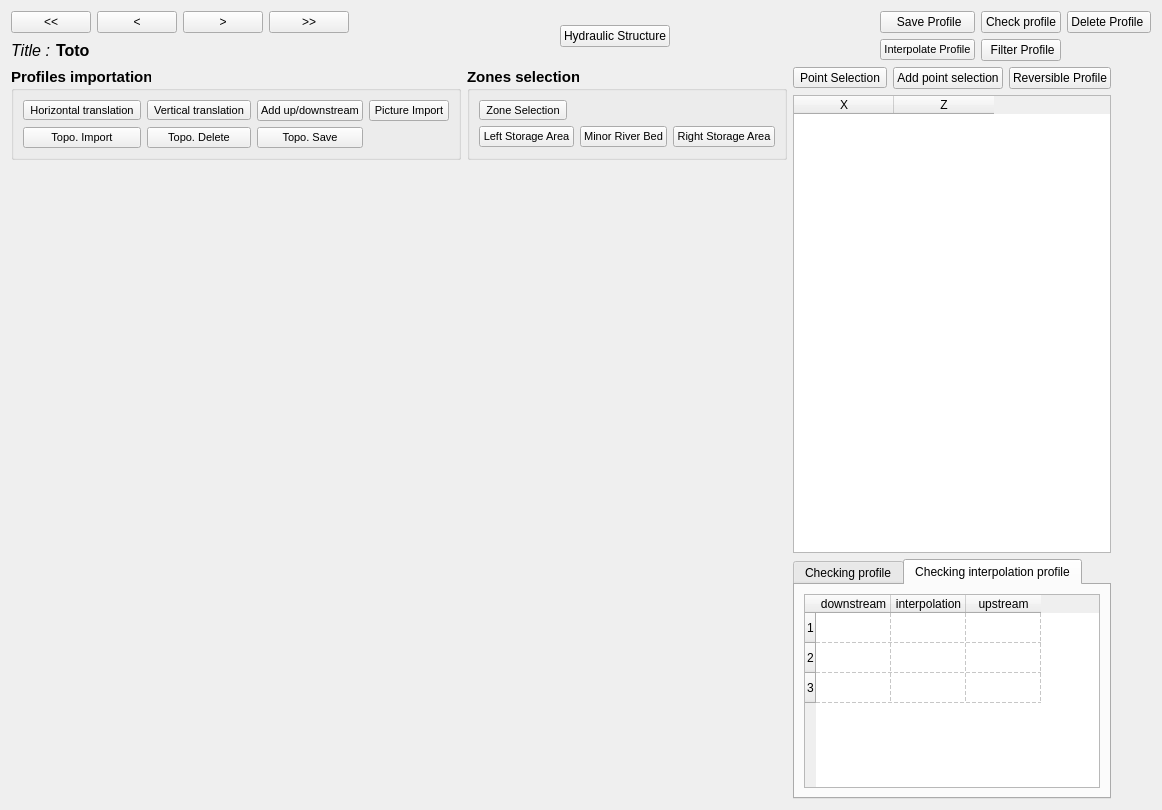
Before: the Qt Designer form ui/graphProfil.ui in Artelia/Mascaret, drawn with Qt 5.
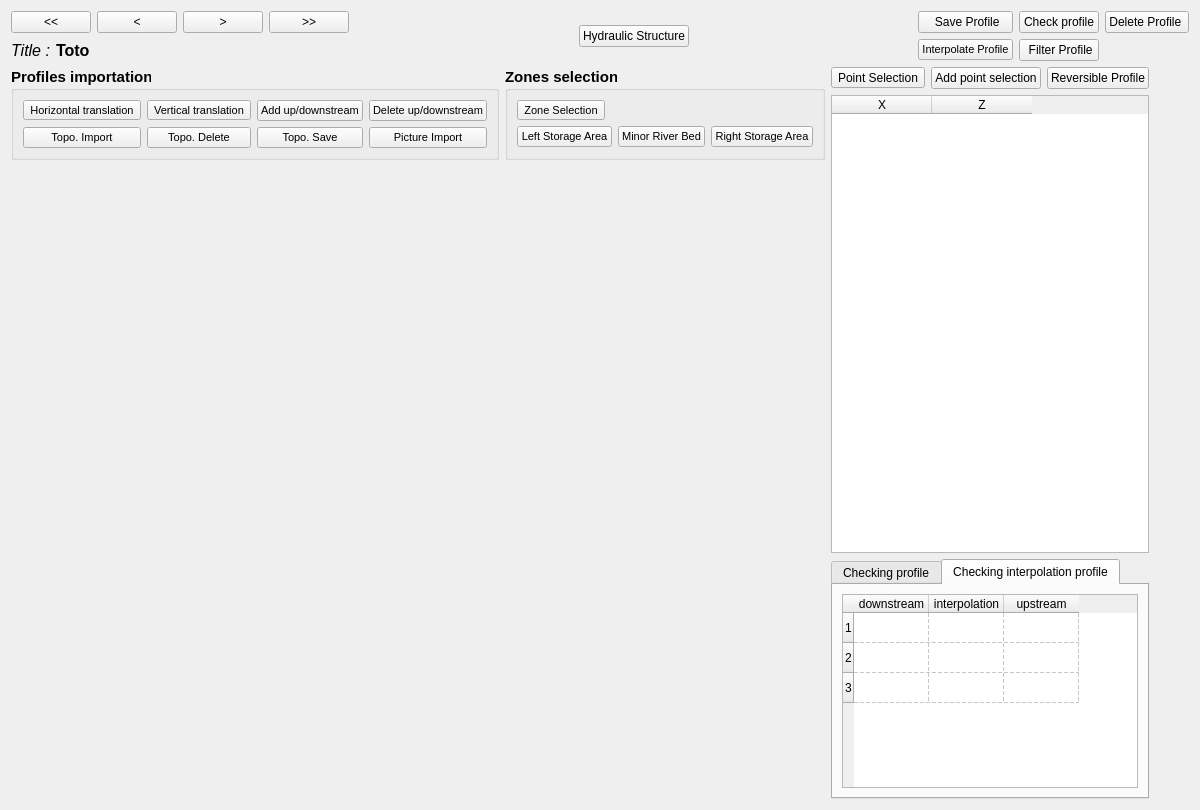
After: the same form once the commit is applied. Icons and pictures are not drawn.

Commit message: add Remove up-downstream

```diff
--- a/ui/graphProfil.ui
+++ b/ui/graphProfil.ui
@@ -288,26 +288,6 @@
                     </property>
                    </widget>
                   </item>
-                  <item row="0" column="5">
-                   <widget class="QPushButton" name="bt_img_load">
-                    <property name="sizePolicy">
-                     <sizepolicy hsizetype="Expanding" vsizetype="Fixed">
-                      <horstretch>0</horstretch>
-                      <verstretch>0</verstretch>
-                     </sizepolicy>
-                    </property>
-                    <property name="font">
-                     <font>
-                      <pointsize>8</pointsize>
-                      <weight>50</weight>
-                      <bold>false</bold>
-                     </font>
-                    </property>
-                    <property name="text">
-                     <string>Picture Import</string>
-                    </property>
-                   </widget>
-                  </item>
                   <item row="1" column="0">
                    <widget class="QPushButton" name="bt_topo_load">
                     <property name="sizePolicy">
@@ -398,6 +378,40 @@
                     </property>
                    </widget>
                   </item>
+                  <item row="1" column="4">
+                   <widget class="QPushButton" name="bt_img_load">
+                    <property name="sizePolicy">
+                     <sizepolicy hsizetype="Expanding" vsizetype="Fixed">
+                      <horstretch>0</horstretch>
+                      <verstretch>0</verstretch>
+                     </sizepolicy>
+                    </property>
+                    <property name="font">
+                     <font>
+                      <pointsize>8</pointsize>
+                      <weight>50</weight>
+                      <bold>false</bold>
+                     </font>
+                    </property>
+                    <property name="text">
+                     <string>Picture Import</string>
+                    </property>
+                   </widget>
+                  </item>
+                  <item row="0" column="4">
+                   <widget class="QPushButton" name="bt_del_amont_aval">
+                    <property name="font">
+                     <font>
+                      <pointsize>8</pointsize>
+                      <weight>50</weight>
+                      <bold>false</bold>
+                     </font>
+                    </property>
+                    <property name="text">
+                     <string>Delete up/downstream</string>
+                    </property>
+                   </widget>
+                  </item>
                  </layout>
                 </item>
                </layout>
```
The commit also changes 8 other files.
